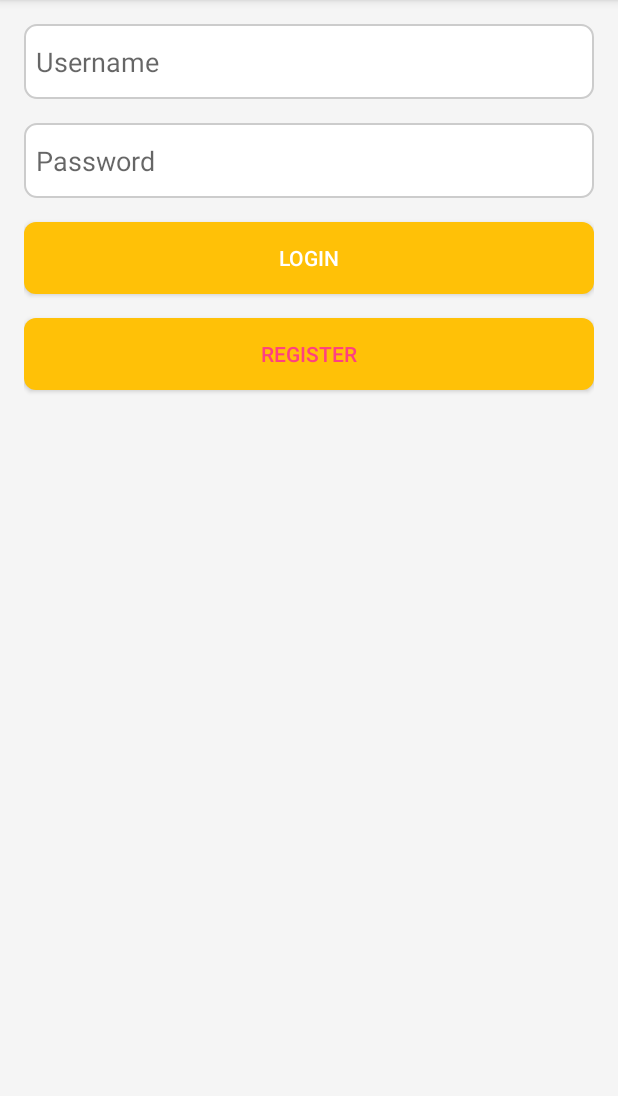
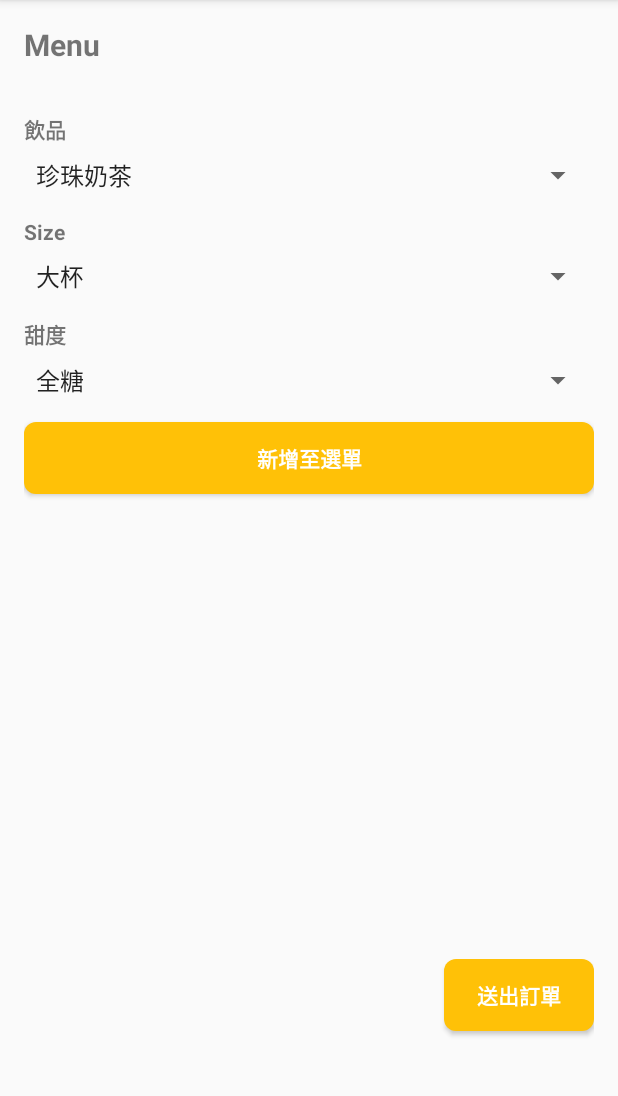
Before and after one commit to s1410932066/DrinkShop, an Android app: the screen it shows after launch (MainActivity before the commit, Order after it), after a tap on "LOGIN", on a phone screen of 412 x 824 dp, the part 84-1180 px from its top. Run offline under Robolectric (Android 15) with nearby library versions, the phone set to English and light mode, and no system bars.

Commit message:
資料庫系統期末作業 點餐畫面與管理畫面

```diff
--- a/app/src/main/java/com/example/testdatabase/MainActivity.java
+++ b/app/src/main/java/com/example/testdatabase/MainActivity.java
@@ -41,7 +41,8 @@ public class MainActivity extends AppCompatActivity {
             public void onClick(View v) {
                 String username = editTextUsername.getText().toString();
                 String password = editTextPassword.getText().toString();
-
+                Intent intent = new Intent(MainActivity.this, Order.class);
+                startActivity(intent);
                 // 在此處理登入邏輯，將用戶名和密碼傳遞給後端資料庫進行驗證
                 // 這裡只是一個示範，你需要根據你的需求進行實現
             }
--- /dev/null
+++ b/app/src/main/java/com/example/testdatabase/Order.java
@@ -0,0 +1,49 @@
+package com.example.testdatabase;
+
+import androidx.appcompat.app.AppCompatActivity;
+import androidx.recyclerview.widget.LinearLayoutManager;
+import androidx.recyclerview.widget.RecyclerView;
+
+import android.os.Bundle;
+import android.view.View;
+import android.widget.Button;
+import android.widget.Spinner;
+
+import java.util.ArrayList;
+import java.util.List;
+
+public class Order extends AppCompatActivity {
+    private List<String> orderList;
+    private OrderAdapter orderAdapter;
+    private RecyclerView recyclerViewOrderList;
+    private Spinner spinnerMenu;
+    private Spinner spinnerSize;
+    private Spinner spinnerToppings;
+    private Button buttonPlaceOrder;
+    @Override
+    protected void onCreate(Bundle savedInstanceState) {
+        super.onCreate(savedInstanceState);
+        setContentView(R.layout.activity_order);
+        orderList = new ArrayList<>();
+        orderAdapter = new OrderAdapter(orderList);
+
+        recyclerViewOrderList = findViewById(R.id.recyclerViewOrderList);
+        recyclerViewOrderList.setLayoutManager(new LinearLayoutManager(this));
+        recyclerViewOrderList.setAdapter(orderAdapter);
+
+        spinnerMenu = findViewById(R.id.spinnerMenu);
+        spinnerSize = findViewById(R.id.spinnerSize);
+        spinnerToppings = findViewById(R.id.spinnerSweetness);
+        buttonPlaceOrder = findViewById(R.id.buttonPlaceOrder);
+        buttonPlaceOrder.setOnClickListener(new View.OnClickListener() {
+            @Override
+            public void onClick(View v) {
+                String order = spinnerMenu.getSelectedItem().toString() + " - " +
+                        spinnerSize.getSelectedItem().toString() + " - " +
+                        spinnerToppings.getSelectedItem().toString();
+                orderList.add(order);
+                orderAdapter.notifyDataSetChanged();
+            }
+        });
+    }
+}
--- /dev/null
+++ b/app/src/main/java/com/example/testdatabase/OrderAdapter.java
@@ -0,0 +1,46 @@
+package com.example.testdatabase;
+
+import android.view.LayoutInflater;
+import android.view.View;
+import android.view.ViewGroup;
+import android.widget.TextView;
+
+import androidx.annotation.NonNull;
+import androidx.recyclerview.widget.RecyclerView;
+
+import java.util.List;
+
+public class OrderAdapter extends RecyclerView.Adapter<OrderAdapter.ViewHolder>{
+    private List<String> orderList;
+
+    public OrderAdapter(List<String> orderList) {
+        this.orderList = orderList;
+    }
+
+    @NonNull
+    @Override
+    public ViewHolder onCreateViewHolder(@NonNull ViewGroup parent, int viewType) {
+        View view = LayoutInflater.from(parent.getContext()).inflate(R.layout.item_order, parent, false);
+        return new ViewHolder(view);
+    }
+
+    @Override
+    public void onBindViewHolder(@NonNull ViewHolder holder, int position) {
+        String order = orderList.get(position);
+        holder.textViewOrder.setText(order);
+    }
+
+    @Override
+    public int getItemCount() {
+        return orderList.size();
+    }
+
+    public static class ViewHolder extends RecyclerView.ViewHolder {
+        TextView textViewOrder;
+
+        public ViewHolder(View itemView) {
+            super(itemView);
+            textViewOrder = itemView.findViewById(R.id.textViewOrder);
+        }
+    }
+}
--- /dev/null
+++ b/app/src/main/res/layout/activity_order.xml
@@ -0,0 +1,85 @@
+<LinearLayout xmlns:android="http://schemas.android.com/apk/res/android"
+    android:layout_width="match_parent"
+    android:layout_height="match_parent"
+    android:orientation="vertical"
+    android:padding="16dp">
+
+    <TextView
+        android:layout_width="match_parent"
+        android:layout_height="wrap_content"
+        android:text="Menu"
+        android:textSize="20sp"
+        android:textStyle="bold"
+        android:layout_marginBottom="16dp" />
+
+    <TextView
+        android:layout_width="match_parent"
+        android:layout_height="wrap_content"
+        android:text="飲品"
+        android:textStyle="bold"
+        android:layout_marginTop="16dp"
+        android:layout_marginBottom="8dp" />
+
+    <Spinner
+        android:id="@+id/spinnerMenu"
+        android:layout_width="match_parent"
+        android:layout_height="wrap_content"
+        android:entries="@array/menu_options" />
+
+    <TextView
+        android:layout_width="match_parent"
+        android:layout_height="wrap_content"
+        android:text="Size"
+        android:textStyle="bold"
+        android:layout_marginTop="16dp"
+        android:layout_marginBottom="8dp" />
+
+    <Spinner
+        android:id="@+id/spinnerSize"
+        android:layout_width="match_parent"
+        android:layout_height="wrap_content"
+        android:entries="@array/size_options" />
+
+    <TextView
+        android:layout_width="match_parent"
+        android:layout_height="wrap_content"
+        android:text="甜度"
+        android:textStyle="bold"
+        android:layout_marginTop="16dp"
+        android:layout_marginBottom="8dp" />
+
+    <Spinner
+        android:id="@+id/spinnerSweetness"
+        android:layout_width="match_parent"
+        android:layout_height="wrap_content"
+        android:entries="@array/sweetness_options"
+        />
+
+    <Button
+        android:id="@+id/buttonPlaceOrder"
+        android:layout_width="match_parent"
+        android:layout_height="wrap_content"
+        android:text="新增至選單"
+        android:background="@drawable/button_background"
+        android:textColor="#FFFFFF"
+        android:textStyle="bold"
+        android:layout_marginTop="16dp" />
+
+    <androidx.recyclerview.widget.RecyclerView
+        android:id="@+id/recyclerViewOrderList"
+        android:layout_width="match_parent"
+        android:layout_height="278dp"
+        android:layout_marginTop="16dp" />
+
+
+    <Button
+        android:id="@+id/buttonSend"
+        android:layout_width="100dp"
+        android:layout_height="wrap_content"
+        android:layout_gravity="right"
+        android:layout_marginTop="16dp"
+        android:background="@drawable/button_background"
+        android:text="送出訂單"
+        android:textColor="#FFFFFF"
+        android:textStyle="bold" />
+</LinearLayout>
--- /dev/null
+++ b/app/src/main/res/values/arrays.xml
@@ -0,0 +1,28 @@
+<?xml version="1.0" encoding="utf-8"?>
+<resources>
+    <string-array name="menu_options">
+        <item>珍珠奶茶</item>
+        <item>綠茶拿鐵</item>
+        <item>芒果冰沙</item>
+        <item>草莓優格</item>
+        <item>香橙汽水</item>
+        <item>水果冰茶</item>
+        <item>黑糖鮮奶茶</item>
+        <item>檸檬蜂蜜水</item>
+        <item>百香雙Q凍</item>
+        <item>巧克力摩卡</item>
+    </string-array>
+    <string-array name="size_options">
+        <item>大杯</item>
+        <item>中杯</item>
+        <item>小杯</item>
+    </string-array>
+    <string-array name="sweetness_options">
+        <item>全糖</item>
+        <item>少糖</item>
+        <item>半糖</item>
+        <item>微糖</item>
+        <item>無糖</item>
+    </string-array>
+
+</resources>
```
Also changed, not shown: app/src/main/AndroidManifest.xml (+14 -0 lines), app/src/main/java/com/example/testdatabase/Administrator.java (added, +14 -0 lines), app/src/main/res/layout/activity_administrator.xml (added, +65 -0 lines), app/src/main/res/layout/item_order.xml (added, +21 -0 lines), app/src/main/res/drawable/a0c8333.jpg (added).
